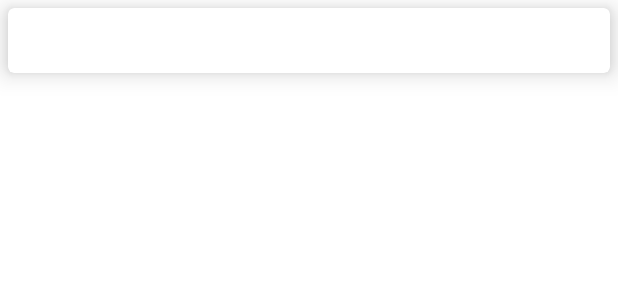
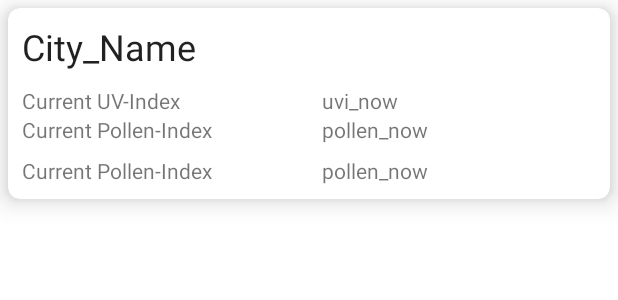
Before and after one commit to DayVil/ProjectRadiation, an Android app: the layout recycler_view_summary_data.xml on its own in the app's theme, with its tools: preview values and no code run, on a phone screen of 412 x 824 dp. Shown: the top 300 px of the screen. Run offline under Robolectric (Android 15) with nearby library versions, the phone set to English and light mode, and no system bars.

Commit message:
started RecyclingView

```diff
--- a/app/src/main/java/eu/chi/luh/projectradiation/datacollector/DataCollector.kt
+++ b/app/src/main/java/eu/chi/luh/projectradiation/datacollector/DataCollector.kt
@@ -40,7 +40,7 @@ class DataCollector(
         if (this._database.environmentDao().checkEmpty() != null) {
             val lessOneHour =
                 (currentTime - this._database.environmentDao().getLast().time) < pauseTime
-            val ctyName = this._database.environmentDao().getLast().name
+            val ctyName = this._database.environmentDao().getLast().cityName
 
             if (lessOneHour && ctyName == mapData.getCityName())
                 return
--- a/app/src/main/java/eu/chi/luh/projectradiation/entities/Environment.kt
+++ b/app/src/main/java/eu/chi/luh/projectradiation/entities/Environment.kt
@@ -10,7 +10,7 @@ data class Environment(
     @PrimaryKey val time: Long,
     @ColumnInfo(name = "latitude") val lat: Double,
     @ColumnInfo(name = "longitude") val lon: Double,
-    @ColumnInfo(name = "city_name") val name: String,
+    @ColumnInfo(name = "city_name") val cityName: String,
     @ColumnInfo(name = "country_name") val countryName: String,
     @Embedded val uvi: Uvi?,
     @Embedded val pollen: Pollen?
--- a/app/src/main/java/eu/chi/luh/projectradiation/entities/EnvironmentDao.kt
+++ b/app/src/main/java/eu/chi/luh/projectradiation/entities/EnvironmentDao.kt
@@ -4,7 +4,7 @@ import androidx.room.*
 
 @Dao
 interface EnvironmentDao {
-    @Query("SELECT * FROM Environment")
+    @Query("SELECT * FROM Environment ORDER BY time DESC")
     fun getAll(): List<Environment>
 
     @Query("SELECT * FROM Environment ORDER BY time DESC LIMIT 1")
@@ -12,6 +12,9 @@ interface EnvironmentDao {
 
     @Query("SELECT * FROM Environment LIMIT 1")
     fun checkEmpty(): Environment?
+
+    @Query("SELECT COUNT(time) FROM Environment")
+    fun getCount(): Int
 
 
     @Insert(onConflict = OnConflictStrategy.REPLACE)
--- a/app/src/main/java/eu/chi/luh/projectradiation/entities/ProjectRadiationDatabase.kt
+++ b/app/src/main/java/eu/chi/luh/projectradiation/entities/ProjectRadiationDatabase.kt
@@ -5,7 +5,7 @@ import androidx.room.Database
 import androidx.room.Room
 import androidx.room.RoomDatabase
 
-@Database(entities = [Environment::class], version = 29)
+@Database(entities = [Environment::class], version = 30)
 abstract class ProjectRadiationDatabase: RoomDatabase() {
     abstract fun environmentDao(): EnvironmentDao
 
--- a/app/src/main/res/layout/current_radiation_fragment.xml
+++ b/app/src/main/res/layout/current_radiation_fragment.xml
@@ -85,7 +85,7 @@
                         <TextView
                             android:layout_width="wrap_content"
                             android:layout_height="wrap_content"
-                            android:text="pollen now average" />
+                            android:text="Current Pollen-Index" />
 
                         <TextView
                             android:layout_width="wrap_content"
--- a/app/src/main/res/layout/recycler_view_summary_data.xml
+++ b/app/src/main/res/layout/recycler_view_summary_data.xml
@@ -4,8 +4,11 @@
     android:id="@+id/summary_card"
     android:layout_width="match_parent"
     android:layout_height="wrap_content"
+
     android:layout_margin="5dp"
-    app:cardCornerRadius="4dp"
+    android:layout_marginHorizontal="16dp"
+
+    app:cardCornerRadius="8dp"
     app:cardElevation="10dp"
     app:contentPadding="4dp">
 
@@ -13,16 +16,91 @@
         android:id="@+id/relativeLayout"
         android:layout_width="match_parent"
         android:layout_height="wrap_content"
-        android:padding="8dp">
+        android:padding="5dp">
 
         <TextView
+            style="@style/TextAppearance.AppCompat.Headline"
             android:id="@+id/location"
             android:layout_width="match_parent"
             android:layout_height="wrap_content"
+
+            android:text="City_Name"
             app:layout_constraintLeft_toLeftOf="parent"
+
             app:layout_constraintTop_toTopOf="parent" />
 
-        <!-- TODO continue here ref: https://www.youtube.com/watch?v=UCddGYMQJCo !! -->
+
+        <TextView
+            android:id="@+id/uvi_title"
+            android:layout_width="match_parent"
+            android:layout_height="wrap_content"
+            android:layout_marginTop="10dp"
+            android:layout_marginEnd="200dp"
+
+            android:text="Current UV-Index"
+            app:layout_constraintLeft_toLeftOf="parent"
+
+            app:layout_constraintTop_toBottomOf="@+id/location" />
+
+        <TextView
+            android:id="@+id/uvi_value"
+            android:layout_width="match_parent"
+            android:layout_height="wrap_content"
+            android:layout_marginStart="200dp"
+            android:layout_marginTop="10dp"
+
+            android:text="uvi_now"
+            app:layout_constraintRight_toRightOf="parent"
+
+            app:layout_constraintTop_toBottomOf="@+id/location" />
+
+
+        <TextView
+            android:id="@+id/pollen_title"
+            android:layout_width="match_parent"
+            android:layout_height="wrap_content"
+            android:layout_marginEnd="200dp"
+
+            android:text="Current Pollen-Index"
+            app:layout_constraintLeft_toLeftOf="parent"
+
+            app:layout_constraintTop_toBottomOf="@+id/uvi_title" />
+
+        <TextView
+            android:id="@+id/pollen_value"
+            android:layout_width="match_parent"
+            android:layout_height="wrap_content"
+            android:layout_marginStart="200dp"
+
+            android:text="pollen_now"
+            app:layout_constraintRight_toRightOf="parent"
+
+            app:layout_constraintTop_toBottomOf="@+id/uvi_value" />
+
+
+        <TextView
+            android:id="@+id/update_title"
+            android:layout_width="match_parent"
+            android:layout_height="wrap_content"
+            android:layout_marginTop="8dp"
+            android:layout_marginEnd="200dp"
+
+            android:text="Current Pollen-Index"
+            app:layout_constraintLeft_toLeftOf="parent"
+
+            app:layout_constraintTop_toBottomOf="@+id/pollen_title" />
+
+        <TextView
+            android:id="@+id/update_value"
+            android:layout_width="match_parent"
+            android:layout_height="wrap_content"
+            android:layout_marginStart="200dp"
+            android:layout_marginTop="8dp"
+
+            android:text="pollen_now"
+            app:layout_constraintRight_toRightOf="parent"
+
+            app:layout_constraintTop_toBottomOf="@+id/pollen_value" />
 
     </androidx.constraintlayout.widget.ConstraintLayout>
 
```
Also changed, not shown: app/src/main/java/eu/chi/luh/projectradiation/ui/current/CurrentRadiationFragment.kt (+18 -6 lines), app/src/main/java/eu/chi/luh/projectradiation/ui/current/RecyclerAdapter.kt (+35 -4 lines).
